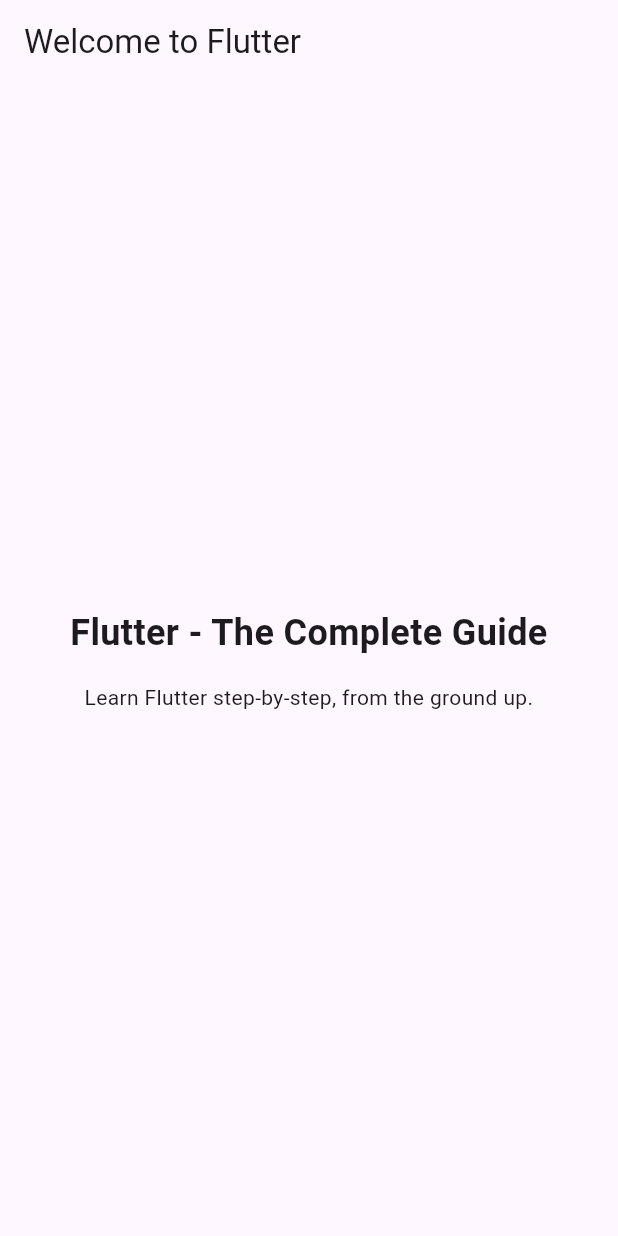
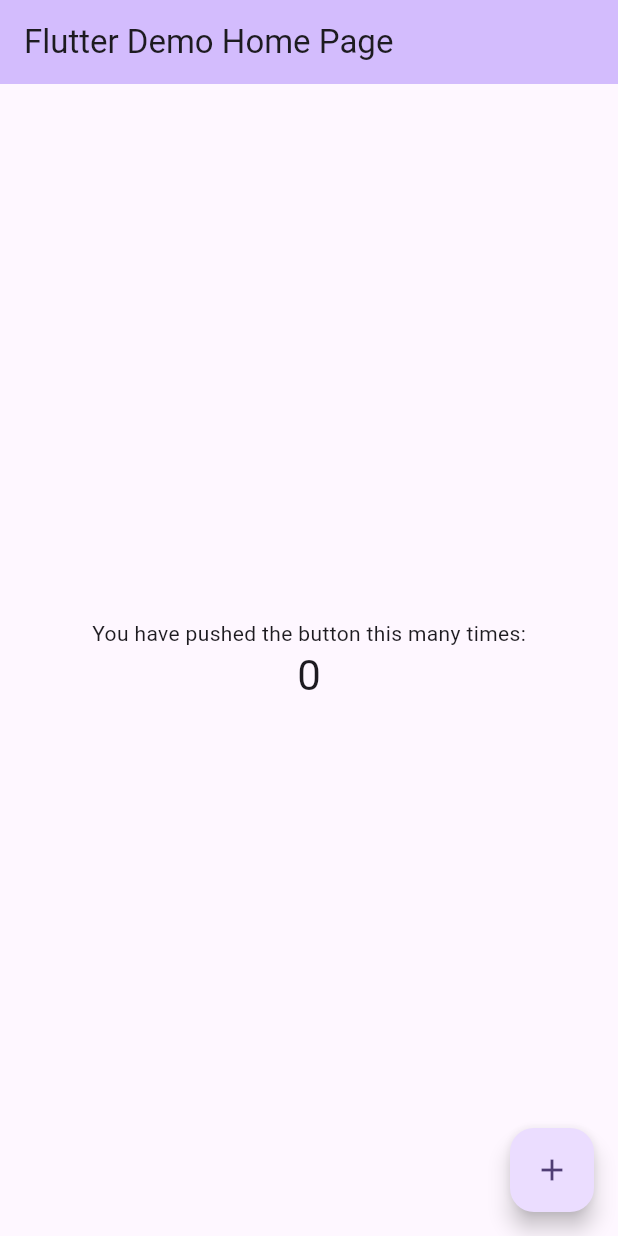
Before and after one commit to FlappyDisk/Flutter, a Flutter app: the screen it shows after launch, on a phone screen of 412 x 824 dp. Run offline on Flutter 3.47's test engine with Material 2 defaults, Android fonts, the phone set to English and light mode, and no system bars.

Commit message:
Another Day

```diff
--- a/first_app/analysis_options.yaml
+++ b/first_app/analysis_options.yaml
@@ -13,8 +13,7 @@ linter:
   # The lint rules applied to this project can be customized in the
   # section below to disable rules from the `package:flutter_lints/flutter.yaml`
   # included above or to enable additional rules. A list of all available lints
-  # and their documentation is published at
-  # https://dart-lang.github.io/linter/lints/index.html.
+  # and their documentation is published at https://dart.dev/lints.
   #
   # Instead of disabling a lint rule for the entire project in the
   # section below, it can also be suppressed for a single line of code
--- a/first_app/lib/main.dart
+++ b/first_app/lib/main.dart
@@ -4,51 +4,122 @@ void main() {
   runApp(const MyApp());
 }
 
-// With Flutter, you create user interfaces by combining "widgets"
-// You'll learn all about them (and much more) throughout this course!
 class MyApp extends StatelessWidget {
   const MyApp({super.key});
 
-  // Every custom widget must have a build() method
-  // It tells Flutter, which widgets make up your custom widget
-  // Again: You'll learn all about that throughout the course!
+  // This widget is the root of your application.
   @override
   Widget build(BuildContext context) {
-    // Below, a bunch of built-in widgets are used (provided by Flutter)
-    // They will be explained in the next sections
-    // In this course, you will, of course, not just use them a lot but
-    // also learn about many other widgets!
     return MaterialApp(
-      title: 'Flutter First App',
-      theme: ThemeData(useMaterial3: true),
-      home: Scaffold(
+      title: 'Flutter Demo',
+      theme: ThemeData(
+        // This is the theme of your application.
+        //
+        // TRY THIS: Try running your application with "flutter run". You'll see
+        // the application has a blue toolbar. Then, without quitting the app,
+        // try changing the seedColor in the colorScheme below to Colors.green
+        // and then invoke "hot reload" (save your changes or press the "hot
+        // reload" button in a Flutter-supported IDE, or press "r" if you used
+        // the command line to start the app).
+        //
+        // Notice that the counter didn't reset back to zero; the application
+        // state is not lost during the reload. To reset the state, use hot
+        // restart instead.
+        //
+        // This works for code too, not just values: Most code changes can be
+        // tested with just a hot reload.
+        colorScheme: ColorScheme.fromSeed(seedColor: Colors.deepPurple),
+        useMaterial3: true,
+      ),
+      home: const MyHomePage(title: 'Flutter Demo Home Page'),
+    );
+  }
+}
+
+class MyHomePage extends StatefulWidget {
+  const MyHomePage({super.key, required this.title});
+
+  // This widget is the home page of your application. It is stateful, meaning
+  // that it has a State object (defined below) that contains fields that affect
+  // how it looks.
+
+  // This class is the configuration for the state. It holds the values (in this
+  // case the title) provided by the parent (in this case the App widget) and
+  // used by the build method of the State. Fields in a Widget subclass are
+  // always marked "final".
+
+  final String title;
+
+  @override
+  State<MyHomePage> createState() => _MyHomePageState();
+}
+
+class _MyHomePageState extends State<MyHomePage> {
+  int _counter = 0;
+
+  void _incrementCounter() {
+    setState(() {
+      // This call to setState tells the Flutter framework that something has
+      // changed in this State, which causes it to rerun the build method below
+      // so that the display can reflect the updated values. If we changed
+      // _counter without calling setState(), then the build method would not be
+      // called again, and so nothing would appear to happen.
+      _counter++;
+    });
+  }
+
+  @override
+  Widget build(BuildContext context) {
+    // This method is rerun every time setState is called, for instance as done
+    // by the _incrementCounter method above.
+    //
+    // The Flutter framework has been optimized to make rerunning build methods
+    // fast, so that you can just rebuild anything that needs updating rather
+    // than having to individually change instances of widgets.
+    return Scaffold(
       appBar: AppBar(
-          title: const Text('Welcome to Flutter'),
+        // TRY THIS: Try changing the color here to a specific color (to
+        // Colors.amber, perhaps?) and trigger a hot reload to see the AppBar
+        // change color while the other colors stay the same.
+        backgroundColor: Theme.of(context).colorScheme.inversePrimary,
+        // Here we take the value from the MyHomePage object that was created by
+        // the App.build method, and use it to set our appbar title.
+        title: Text(widget.title),
       ),
-        body: Container(
-          width: double.infinity,
-          padding: const EdgeInsets.all(12),
+      body: Center(
+        // Center is a layout widget. It takes a single child and positions it
+        // in the middle of the parent.
         child: Column(
+          // Column is also a layout widget. It takes a list of children and
+          // arranges them vertically. By default, it sizes itself to fit its
+          // children horizontally, and tries to be as tall as its parent.
+          //
+          // Column has various properties to control how it sizes itself and
+          // how it positions its children. Here we use mainAxisAlignment to
+          // center the children vertically; the main axis here is the vertical
+          // axis because Columns are vertical (the cross axis would be
+          // horizontal).
+          //
+          // TRY THIS: Invoke "debug painting" (choose the "Toggle Debug Paint"
+          // action in the IDE, or press "p" in the console), to see the
+          // wireframe for each widget.
           mainAxisAlignment: MainAxisAlignment.center,
-            crossAxisAlignment: CrossAxisAlignment.center,
-            children: const [
+          children: <Widget>[
+            const Text(
+              'You have pushed the button this many times:',
+            ),
             Text(
-                'Flutter - The Complete Guide',
-                textAlign: TextAlign.center,
-                style: TextStyle(
-                  fontSize: 24,
-                  fontWeight: FontWeight.bold,
-                ),
-              ),
-              SizedBox(height: 16),
-              Text(
-                'Learn Flutter step-by-step, from the ground up.',
-                textAlign: TextAlign.center,
+              '$_counter',
+              style: Theme.of(context).textTheme.headlineMedium,
             ),
           ],
         ),
       ),
-      ),
+      floatingActionButton: FloatingActionButton(
+        onPressed: _incrementCounter,
+        tooltip: 'Increment',
+        child: const Icon(Icons.add),
+      ), // This trailing comma makes auto-formatting nicer for build methods.
     );
   }
 }
--- a/first_app/pubspec.yaml
+++ b/first_app/pubspec.yaml
@@ -19,7 +19,7 @@ publish_to: 'none' # Remove this line if you wish to publish to pub.dev
 version: 1.0.0+1
 
 environment:
-  sdk: '>=3.0.6 <4.0.0'
+  sdk: '>=3.1.5 <4.0.0'
 
 # Dependencies specify other packages that your package needs in order to work.
 # To automatically upgrade your package dependencies to the latest versions
```
Also changed, not shown: first_app/pubspec.lock, 11 other files. Lines whose indentation alone changed are shown as unchanged.
